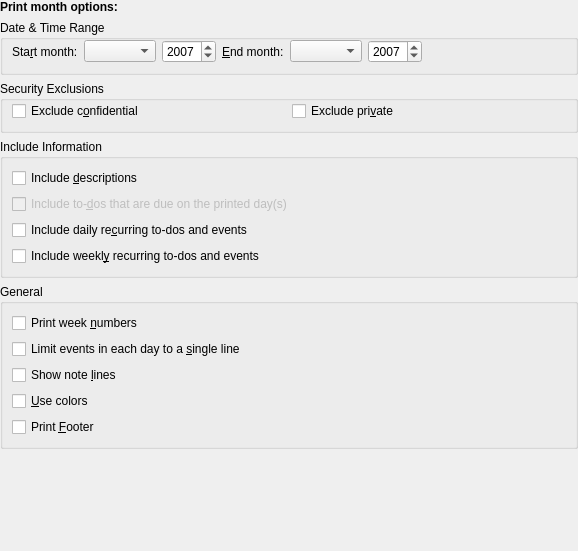
KDE/calendarsupport, file src/printing/calprintmonthconfig_base.ui: the form before one commit.
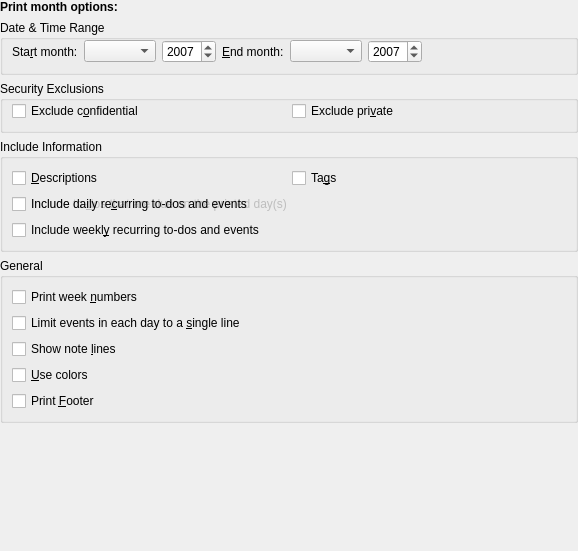
The form after the commit.

Commit message: Allow printing of tags, and obey the Colors checkbox

```diff
--- a/src/printing/calprintmonthconfig_base.ui
+++ b/src/printing/calprintmonthconfig_base.ui
@@ -193,8 +193,8 @@
      <property name="title">
       <string>Include Information</string>
      </property>
-     <layout class="QVBoxLayout" name="verticalLayout_2">
-      <item>
+     <layout class="QGridLayout" name="includeInfoLayout">
+      <item row="0" column="0">
        <widget class="QCheckBox" name="mIncludeDescription">
         <property name="toolTip">
          <string>Print item descriptions</string>
@@ -203,11 +203,24 @@
          <string>Check this option if you want to see the item descriptions printed.</string>
         </property>
         <property name="text">
-         <string>Include &amp;descriptions</string>
+         <string>&amp;Descriptions</string>
         </property>
        </widget>
       </item>
-      <item>
+      <item row="0" column="1">
+       <widget class="QCheckBox" name="mIncludeCategories">
+        <property name="toolTip">
+         <string>Print item tags</string>
+        </property>
+        <property name="whatsThis">
+         <string>Check this option if you want to see the item tags printed.</string>
+        </property>
+        <property name="text">
+         <string>Ta&amp;gs</string>
+        </property>
+       </widget>
+      </item>
+      <item row="1" column="0" colspan="2">
        <widget class="QCheckBox" name="mIncludeTodos">
         <property name="enabled">
          <bool>false</bool>
@@ -223,7 +236,7 @@
         </property>
        </widget>
       </item>
-      <item>
+      <item row="1" column="0" colspan="2">
        <widget class="QCheckBox" name="mRecurDaily">
         <property name="toolTip">
          <string>Print daily recurring items</string>
@@ -236,7 +249,7 @@
         </property>
        </widget>
       </item>
-      <item>
+      <item  row="2" column="0" colspan="2">
        <widget class="QCheckBox" name="mRecurWeekly">
         <property name="toolTip">
          <string>Print weekly recurring items</string>
```
The commit also changes 6 other files.
